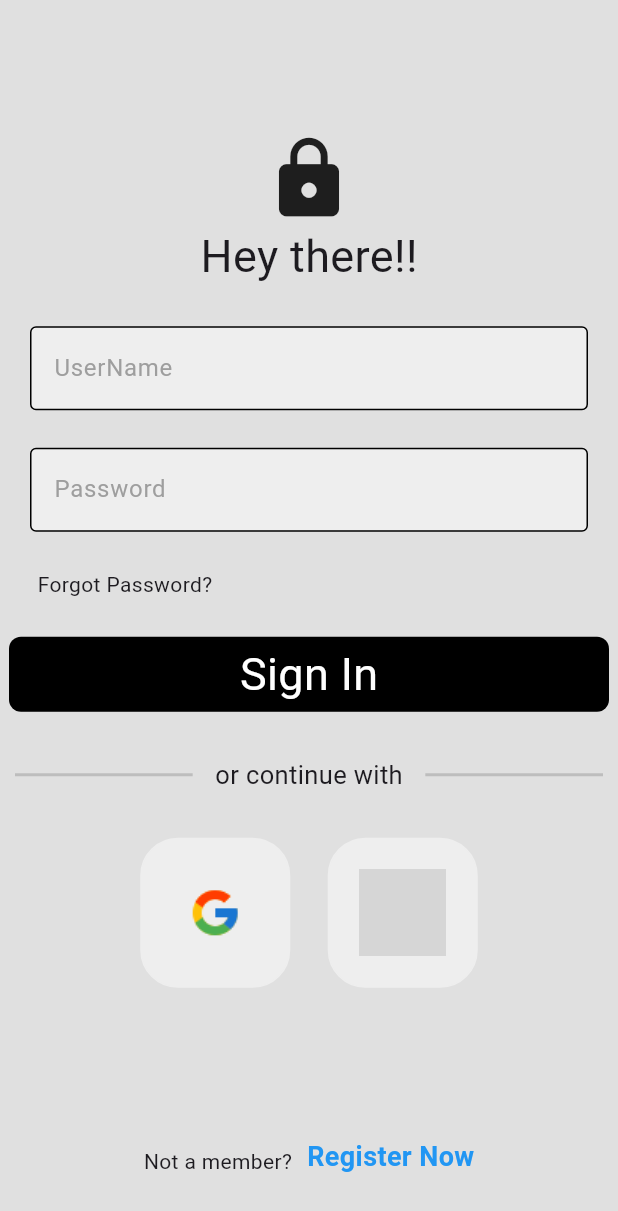
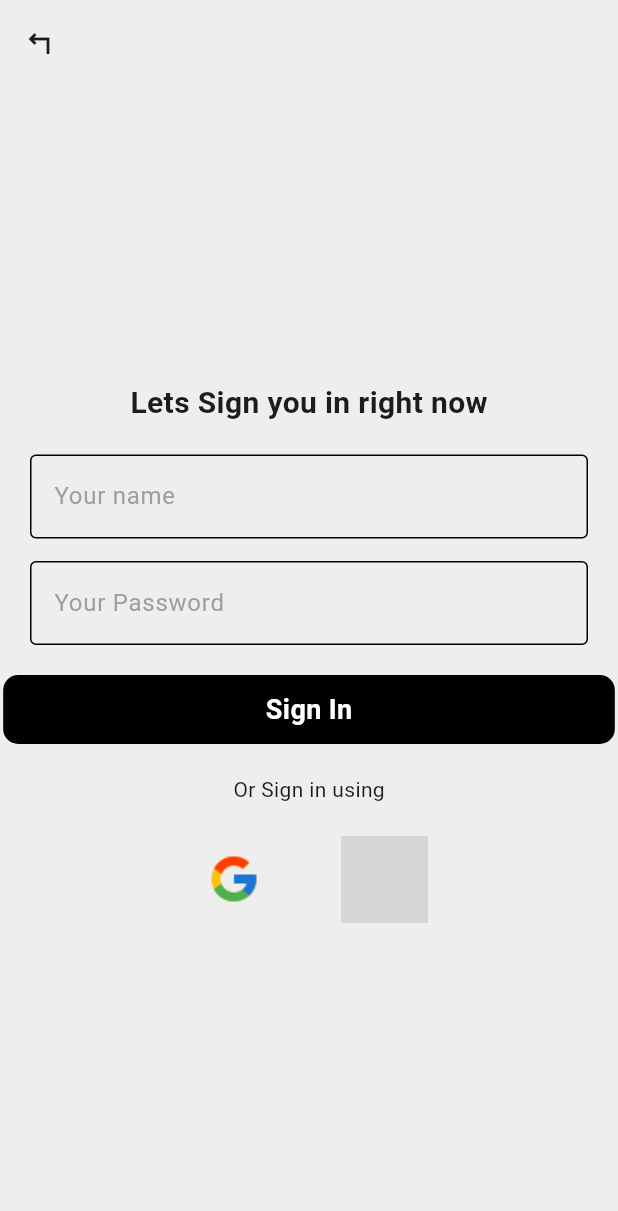
Before and after one commit to Sushrutha05/InTent, a Flutter app: the screen it shows after launch, on a phone screen of 412 x 824 dp. Shown: the top 1211 px of the screen. Run offline on Flutter 3.47's test engine with Material 3 defaults, Android fonts, the phone set to English and light mode, and no system bars; grey boxes are pictures that could not be loaded.

Commit message:
SignIn Page created

```diff
--- a/lib/components/my_button.dart
+++ b/lib/components/my_button.dart
@@ -15,9 +15,15 @@ class MyButton extends StatelessWidget{
         height: 50,
         width: 400,
         child: Center(
-          child: Text(
-            "Sign In",
-            style: TextStyle(color: Colors.white, fontSize: 30),
+          child: Row(
+            mainAxisAlignment: MainAxisAlignment.center,
+            children: [
+              Text(
+                "Log In",
+                style: TextStyle(color: Colors.white, fontSize: 30),
+              ),const SizedBox(width: 20),
+              Icon(Icons.login, color: Colors.white,)
+            ],
           ),
         ),
 
--- a/lib/main.dart
+++ b/lib/main.dart
@@ -1,6 +1,8 @@
 //import 'package:firebase_core/firebase_core.dart';
 import 'package:flutter/material.dart';
+import 'package:student_dating_app/pages/signin_page.dart';
 import 'pages/login_page.dart';
+import 'pages/signin_page.dart';
 
 
 void main() async {
@@ -15,7 +17,8 @@ class MyApp extends StatelessWidget{
   Widget build(BuildContext context) {
       return MaterialApp(
           debugShowCheckedModeBanner: false,
-          home: LoginPage(),
+          //home: LoginPage()
+        home: SignInPage()
       );
   }
 }
--- a/lib/pages/login_page.dart
+++ b/lib/pages/login_page.dart
@@ -28,10 +28,6 @@ class LoginPage extends StatelessWidget{
               mainAxisAlignment: MainAxisAlignment.center,
               children: [
                 const SizedBox(height: 50),
-                Icon(
-                    Icons.lock,
-                    size: 60
-                ),
 
                 //Welcome
                 Text(
@@ -121,7 +117,7 @@ class LoginPage extends StatelessWidget{
                     Text("Not a member?"),
                     const SizedBox(width: 10),
                     Text(
-                        "Register Now",
+                        "Sign In",
                         style: TextStyle(color: Colors.blue, fontWeight: FontWeight.bold, fontSize: 18)
                     ),
                   ],
--- /dev/null
+++ b/lib/pages/signin_page.dart
@@ -0,0 +1,76 @@
+import 'package:flutter/material.dart';
+import 'package:student_dating_app/components/my_button.dart';
+import 'package:student_dating_app/components/my_textfield.dart';
+import 'package:student_dating_app/components/square_tile.dart';
+
+class SignInPage extends StatelessWidget{
+
+  SignInPage({super.key});
+
+  final usernameController = TextEditingController();
+  final passwordController = TextEditingController();
+
+  @override
+  Widget build(BuildContext context) {
+    return MaterialApp(
+      debugShowCheckedModeBanner: false,
+      home: Scaffold(
+        backgroundColor: Colors.grey[200],
+        appBar: AppBar(leading: Icon(Icons.turn_left_sharp), backgroundColor:Colors.grey[200]),
+        body: SafeArea(
+            child:Center(
+              child: Column(
+                mainAxisAlignment: MainAxisAlignment.center,
+
+                children: [
+
+                  const SizedBox(height: 10),
+                  Row(
+                    mainAxisAlignment: MainAxisAlignment.center,
+
+                    children: [
+                      Text(
+                          "Lets Sign you in right now",
+                        style: TextStyle(fontSize: 20, fontWeight: FontWeight.bold),
+                      ),
+                    ],
+                  ),
+
+                  const SizedBox(height: 20),
+                  MyTextField(hintText: "Your name", controller: usernameController, obscureText: false),
+
+                  const SizedBox(height:15),
+                  MyTextField(hintText: "Your Password", controller: passwordController, obscureText: true),
+
+                  const SizedBox(height: 20),
+                  Container(
+                    padding: const EdgeInsets.symmetric(horizontal: 175, vertical: 10),
+                    decoration: BoxDecoration(borderRadius: BorderRadius.circular(10),color: Colors.black,),
+
+                    child:
+                      Text(
+                          "Sign In",
+                          style: TextStyle(color: Colors.white, fontWeight: FontWeight.bold, fontSize: 18)
+                      ),
+                  ),
+
+                  const SizedBox(height: 20),
+                  Text("Or Sign in using"),
+
+                  Center(
+                    child: Row(
+                      mainAxisAlignment: MainAxisAlignment.center,
+                      children: [
+                        SquareTile(imagePath: "lib/images/icons8-google-36.png", imageHeight: 58.0),
+                        SquareTile(imagePath: "lib/images/icons8-apple-38.png", imageHeight: 58.0),
+                      ],
+                    ),
+                  ),
+                ],
+              ),
+            )
+        ),
+      )
+    );
+  }
+}
```
